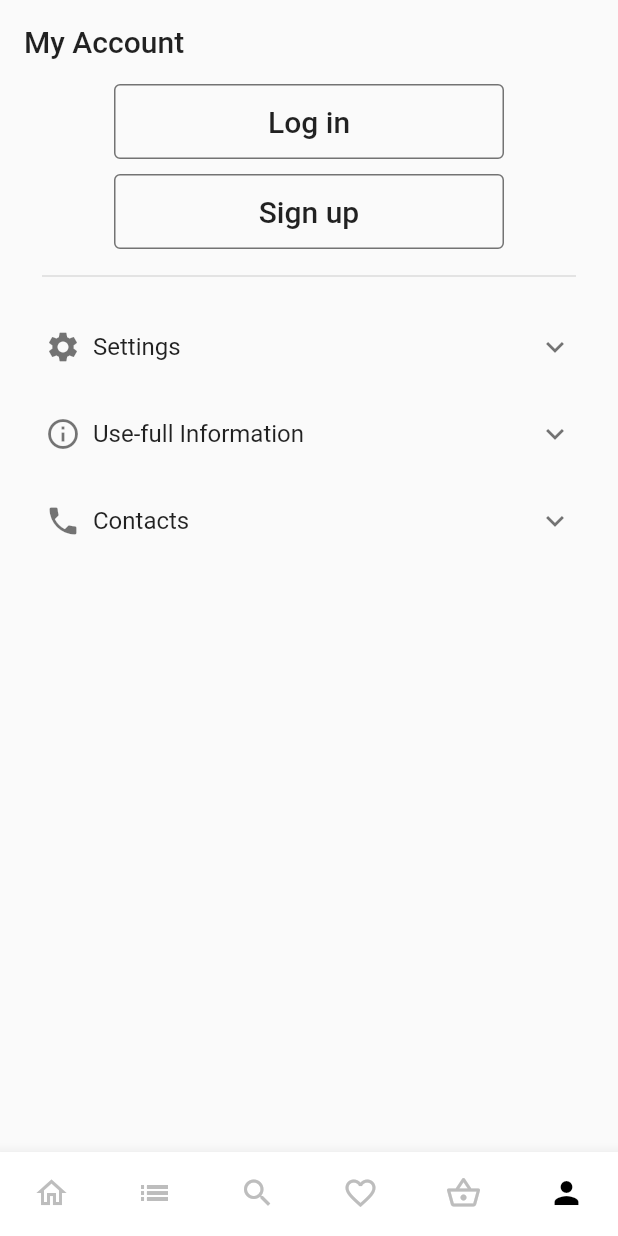
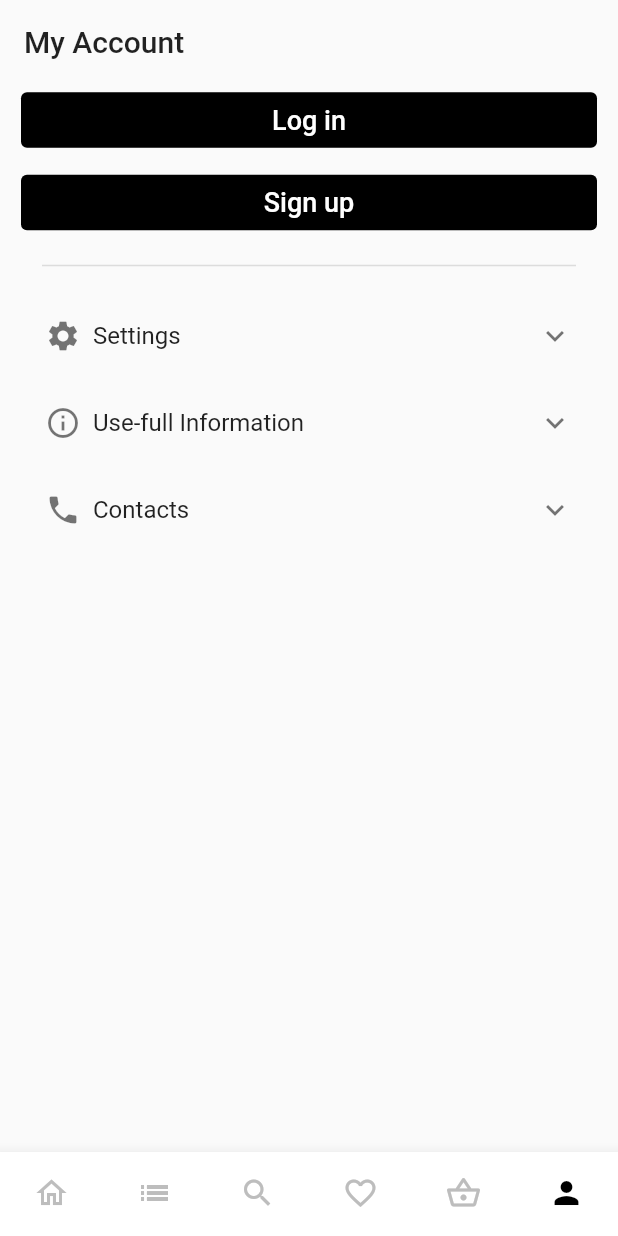
Before and after one commit to OleksandrGai/flutter_shop, a Flutter app: the screen it shows after launch, item 6 of the bottom bar chosen, on a phone screen of 412 x 824 dp. Run offline on Flutter 3.47's test engine with Material 2 defaults, Android fonts, the phone set to English and light mode, and no system bars; our stand-ins replace bloc, flutter_bloc, shared_preferences; generated files the repository leaves out were written again; Roboto replaces fonts that are missing (Gill Sans).

Commit message:
alert dialogs with login ang registration layouts have been added on person screen

```diff
--- a/lib/screens/person_screen_directory/person_screen.dart
+++ b/lib/screens/person_screen_directory/person_screen.dart
@@ -1,10 +1,8 @@
 import 'package:flutter/material.dart';
 import 'package:flutter_bloc/flutter_bloc.dart';
 
-
 import 'package:flutter_gen/gen_l10n/app_localizations.dart';
 import 'package:flutter_shop_app/state_management/language/bloc_locale/bloc_locale.dart';
-
 
 import 'package:flutter_shop_app/widgets/person_screen_widgets/expansion_tile.dart';
 
@@ -24,38 +22,42 @@ class PersonScreen extends StatelessWidget {
                 style: Theme.of(context).textTheme.titleLarge),
           ),
           body: SafeArea(
-            child: SingleChildScrollView(
-              child: Padding(
-                padding: const EdgeInsets.only(left: 14, right: 14),
+            child: Padding(
+              padding: const EdgeInsets.only(left: 14, right: 14),
+              child: SingleChildScrollView(
                 child: Column(
                   children: [
-                    TextButton(
-                      onPressed: () {},
-                      style: OutlinedButton.styleFrom(
-                        foregroundColor: Colors.transparent,
-                        side: BorderSide(
-                            color: Theme.of(context).unselectedWidgetColor),
-                        maximumSize: const Size(300, 50),
-                        minimumSize: const Size(260, 50),
+                    SizedBox(
+                      width: double.infinity,
+                      child: TextButton(
+                        onPressed: () {
+                          ModalDialog().loginDialog(context);
+                        },
+                        child: Text(
+                          AppLocalizations.of(context)!.logIn,
+                          style: TextStyle(color: Colors.white, fontSize: 18),
+                        ),
+                        style: TextButton.styleFrom(
+                          backgroundColor: Colors.black,
+                        ),
                       ),
-                      child: Text(AppLocalizations.of(context)!.logIn,
-                          style: Theme.of(context).textTheme.titleLarge),
                     ),
                     const SizedBox(
-                      height: 10,
+                      height: 7,
                     ),
-                    OutlinedButton(
-                      onPressed: () {},
-                      style: OutlinedButton.styleFrom(
-                        foregroundColor: Colors.transparent,
-                        side: BorderSide(
-                            color: Theme.of(context).unselectedWidgetColor),
-                        maximumSize: const Size(300, 50),
-                        minimumSize: const Size(260, 50),
-                      ),
-                      child: Text(
-                        AppLocalizations.of(context)!.signUp,
-                        style: Theme.of(context).textTheme.titleLarge,
+                    SizedBox(
+                      width: double.infinity,
+                      child: TextButton(
+                        onPressed: () {
+                          ModalDialog().registrationDialog(context);
+                        },
+                        child: Text(
+                          AppLocalizations.of(context)!.signUp,
+                          style: TextStyle(color: Colors.white, fontSize: 18),
+                        ),
+                        style: TextButton.styleFrom(
+                          backgroundColor: Colors.black,
+                        ),
                       ),
                     ),
                     const Padding(
@@ -73,7 +75,8 @@ class PersonScreen extends StatelessWidget {
                       child: Column(
                         children: [
                           ExpansionTileWidget(
-                            categoryName: AppLocalizations.of(context)!.settings,
+                            categoryName:
+                                AppLocalizations.of(context)!.settings,
                             icon: Icons.settings,
                             detailsWidget: const SettingsWidget(),
                           ),
@@ -84,7 +87,8 @@ class PersonScreen extends StatelessWidget {
                             detailsWidget: const InformationWidget(),
                           ),
                           ExpansionTileWidget(
-                            categoryName: AppLocalizations.of(context)!.contacts,
+                            categoryName:
+                                AppLocalizations.of(context)!.contacts,
                             icon: Icons.phone,
                             detailsWidget: const ContactsInformationWidget(),
                           ),
```
